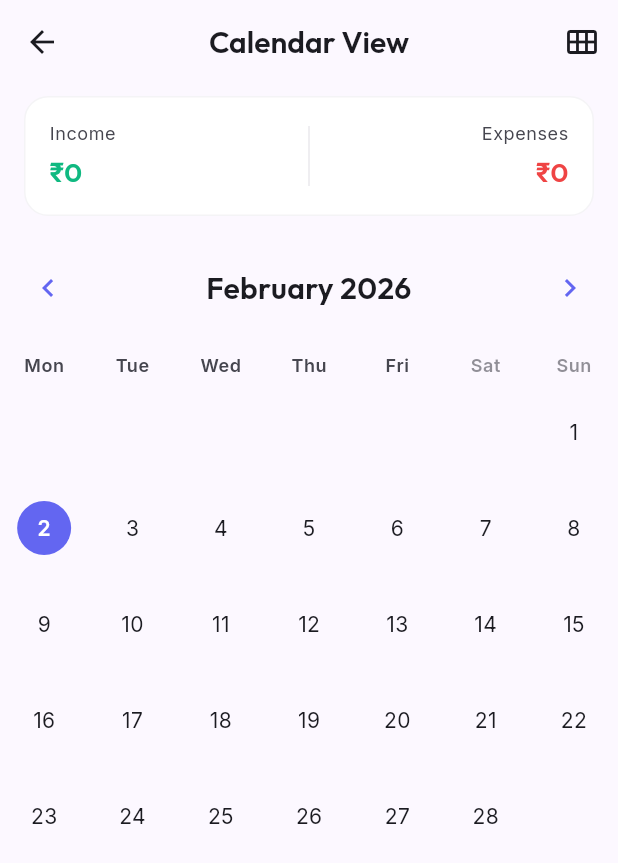
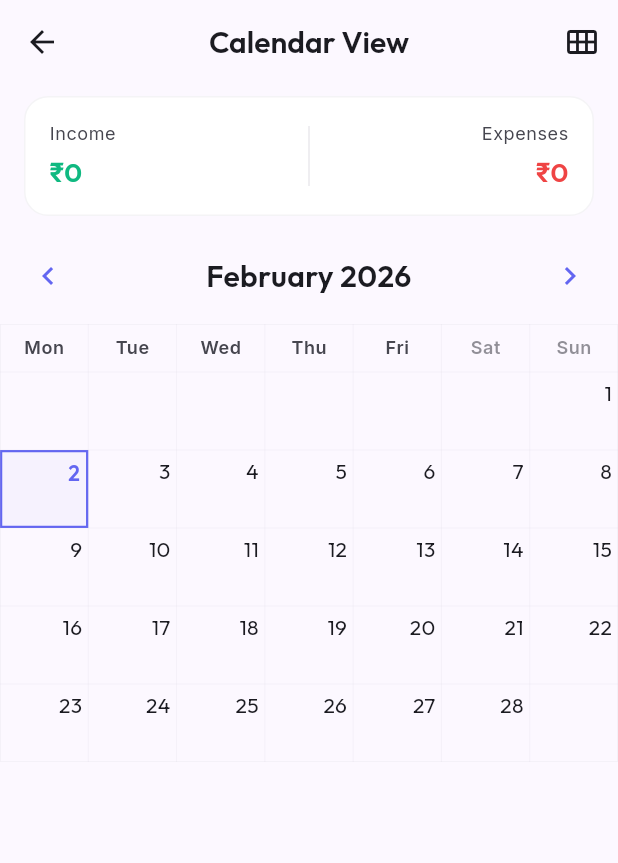
Before and after one commit to suraj-yadav0/money_manager, a Flutter app: the CalendarViewScreen screen opened directly, on a phone screen of 412 x 824 dp. Shown: the top 863 px of the screen. Run offline on Flutter 3.47's test engine with Material 3 defaults, Android fonts, the phone set to English and light mode, and no system bars; drawn by our look-alikes of table_calendar; our stand-ins replace drift, fl_chart, flutter_riverpod, google_fonts, image_picker, shared_preferences; accounts and stored records are empty; generated files the repository leaves out were written again.

Commit message:
refactor: Redesign calendar cell styling and layout, integrating event markers and amounts directly into the day cell.

```diff
--- a/lib/features/dashboard/screens/calendar_view_screen.dart
+++ b/lib/features/dashboard/screens/calendar_view_screen.dart
@@ -213,12 +213,12 @@ class CalendarViewScreen extends ConsumerWidget {
       selectedDayPredicate: (day) => isSameDay(day, selectedDay),
       calendarFormat: tableCalendarFormat,
       startingDayOfWeek: StartingDayOfWeek.monday,
-      rowHeight: 64, // Larger row height for full page view
-      daysOfWeekHeight: 24,
+      shouldFillViewport: true,
+      daysOfWeekHeight: 32,
       headerStyle: HeaderStyle(
         formatButtonVisible: false,
         titleCentered: true,
-        headerPadding: const EdgeInsets.symmetric(vertical: 16),
+        headerPadding: const EdgeInsets.symmetric(vertical: 8),
         titleTextStyle: GoogleFonts.outfit(
           fontSize: 20,
           fontWeight: FontWeight.w600,
@@ -238,28 +238,15 @@ class CalendarViewScreen extends ConsumerWidget {
       ),
       calendarStyle: CalendarStyle(
         outsideDaysVisible: false,
-        cellMargin: const EdgeInsets.all(2),
-        rowDecoration: const BoxDecoration(),
-        todayDecoration: BoxDecoration(
-          color: colorScheme.primary.withAlpha(30),
-          shape: BoxShape.circle,
+        cellMargin: EdgeInsets.zero,
+        tableBorder: TableBorder.all(
+          color: colorScheme.outlineVariant.withAlpha(50),
+          width: 0.5,
         ),
-        todayTextStyle: TextStyle(
-          color: colorScheme.primary,
-          fontWeight: FontWeight.w600,
-        ),
-        selectedDecoration: BoxDecoration(
-          color: colorScheme.primary,
-          shape: BoxShape.circle,
-        ),
-        selectedTextStyle: TextStyle(
-          color: colorScheme.onPrimary,
-          fontWeight: FontWeight.w600,
-        ),
-        defaultTextStyle: TextStyle(color: colorScheme.onSurface),
-        weekendTextStyle: TextStyle(
-          color: colorScheme.onSurface.withAlpha(180),
-        ),
+        defaultDecoration: const BoxDecoration(),
+        weekendDecoration: const BoxDecoration(),
+        todayDecoration: const BoxDecoration(),
+        selectedDecoration: const BoxDecoration(),
       ),
       onDaySelected: (selected, focused) {
         ref.read(calendarSelectedDayProvider.notifier).state = selected;
@@ -275,76 +262,32 @@ class CalendarViewScreen extends ConsumerWidget {
         ref.read(calendarFocusedDayProvider.notifier).state = focused;
       },
       calendarBuilders: CalendarBuilders(
-        markerBuilder: (context, date, events) {
+        defaultBuilder: (context, date, _) {
           final dateKey = DateTime(date.year, date.month, date.day);
-          final summary = summaries[dateKey];
-
-          if (summary == null || !summary.hasTransactions) {
-            return null;
-          }
-
-          return Positioned(
-            bottom: 4,
-            child: Row(
-              mainAxisSize: MainAxisSize.min,
-              children: [
-                if (summary.totalExpenses > 0)
-                  Container(
-                    width: 6,
-                    height: 6,
-                    decoration: BoxDecoration(
-                      color: colorScheme.error,
-                      shape: BoxShape.circle,
-                    ),
-                  ),
-                if (summary.totalExpenses > 0 && summary.totalIncome > 0)
-                  const SizedBox(width: 2),
-                if (summary.totalIncome > 0)
-                  Container(
-                    width: 6,
-                    height: 6,
-                    decoration: const BoxDecoration(
-                      color: AppTheme.success,
-                      shape: BoxShape.circle,
-                    ),
-                  ),
-              ],
-            ),
-          );
-        },
-        // Optional: Show amount below the date
-        defaultBuilder: (context, date, focusedDay) {
-          final dateKey = DateTime(date.year, date.month, date.day);
-          final summary = summaries[dateKey];
-
           return _buildDayCell(
             context,
             date,
-            summary,
+            summaries[dateKey],
             isSelected: false,
             isToday: false,
           );
         },
-        todayBuilder: (context, date, focusedDay) {
+        todayBuilder: (context, date, _) {
           final dateKey = DateTime(date.year, date.month, date.day);
-          final summary = summaries[dateKey];
-
           return _buildDayCell(
             context,
             date,
-            summary,
+            summaries[dateKey],
             isSelected: false,
             isToday: true,
           );
         },
-        selectedBuilder: (context, date, focusedDay) {
+        selectedBuilder: (context, date, _) {
           final dateKey = DateTime(date.year, date.month, date.day);
-          final summary = summaries[dateKey];
-
           return _buildDayCell(
             context,
             date,
-            summary,
+            summaries[dateKey],
             isSelected: true,
             isToday: isSameDay(date, DateTime.now()),
           );
@@ -362,65 +305,94 @@ class CalendarViewScreen extends ConsumerWidget {
   }) {
     final colorScheme = Theme.of(context).colorScheme;
 
-    Color backgroundColor;
-    Color textColor;
+    final hasExpenses = summary != null && summary.totalExpenses > 0;
+    final hasIncome = summary != null && summary.totalIncome > 0;
 
+    // Background color logic
+    Color backgroundColor = Colors.transparent;
     if (isSelected) {
-      backgroundColor = colorScheme.primary;
-      textColor = colorScheme.onPrimary;
+      backgroundColor = colorScheme.primary.withAlpha(10);
     } else if (isToday) {
-      backgroundColor = colorScheme.primary.withAlpha(30);
-      textColor = colorScheme.primary;
-    } else {
-      backgroundColor = Colors.transparent;
-      textColor = colorScheme.onSurface;
+      backgroundColor = colorScheme.primary.withAlpha(5);
     }
 
-    final hasExpenses = summary != null && summary.totalExpenses > 0;
+    // Text color logic
+    Color dayTextColor = colorScheme.onSurface;
+    if (isSelected) {
+      dayTextColor = colorScheme.primary;
+    } else if (isToday) {
+      dayTextColor = colorScheme.primary;
+    }
 
     return Container(
-      margin: const EdgeInsets.all(2),
+      decoration: BoxDecoration(
+        color: backgroundColor,
+        border: isSelected
+            ? Border.all(color: colorScheme.primary, width: 1.5)
+            : null,
+      ),
+      padding: const EdgeInsets.all(4),
       child: Column(
-        mainAxisAlignment: MainAxisAlignment.center,
-        mainAxisSize: MainAxisSize.min,
+        crossAxisAlignment: CrossAxisAlignment.stretch,
         children: [
-          Container(
-            width: 36,
-            height: 36,
-            decoration: BoxDecoration(
-              color: backgroundColor,
-              shape: BoxShape.circle,
-            ),
-            alignment: Alignment.center,
+          // Top row: Day number
+          Align(
+            alignment: Alignment.topRight,
             child: Text(
               '${date.day}',
-              style: TextStyle(
+              style: GoogleFonts.outfit(
                 fontSize: 14,
-                color: textColor,
-                fontWeight: isSelected || isToday
+                fontWeight: (isSelected || isToday)
                     ? FontWeight.w600
                     : FontWeight.normal,
+                color: dayTextColor,
               ),
             ),
           ),
-          if (hasExpenses)
-            Flexible(
-              child: Padding(
-                padding: const EdgeInsets.only(top: 2),
+
+          if (hasIncome || hasExpenses) ...[
+            const Spacer(),
+            // Dots
+            Row(
+              mainAxisAlignment: MainAxisAlignment.end,
+              children: [
+                if (hasIncome)
+                  Container(
+                    margin: const EdgeInsets.only(right: 2),
+                    width: 6,
+                    height: 6,
+                    decoration: const BoxDecoration(
+                      color: AppTheme.success,
+                      shape: BoxShape.circle,
+                    ),
+                  ),
+                if (hasExpenses)
+                  Container(
+                    width: 6,
+                    height: 6,
+                    decoration: BoxDecoration(
+                      color: colorScheme.error,
+                      shape: BoxShape.circle,
+                    ),
+                  ),
+              ],
+            ),
+            const SizedBox(height: 2),
+            // Amount
+            if (hasExpenses)
+              FittedBox(
+                fit: BoxFit.scaleDown,
+                alignment: Alignment.centerRight,
                 child: Text(
                   Formatters.compactNumber(summary.totalExpenses),
-                  style: TextStyle(
-                    fontSize: 9,
-                    color: isSelected
-                        ? colorScheme.onPrimary.withAlpha(200)
-                        : colorScheme.error,
+                  style: GoogleFonts.outfit(
+                    fontSize: 10,
                     fontWeight: FontWeight.w500,
+                    color: colorScheme.error,
                   ),
-                  overflow: TextOverflow.ellipsis,
-                  maxLines: 1,
                 ),
               ),
-            ),
+          ],
         ],
       ),
     );
```
